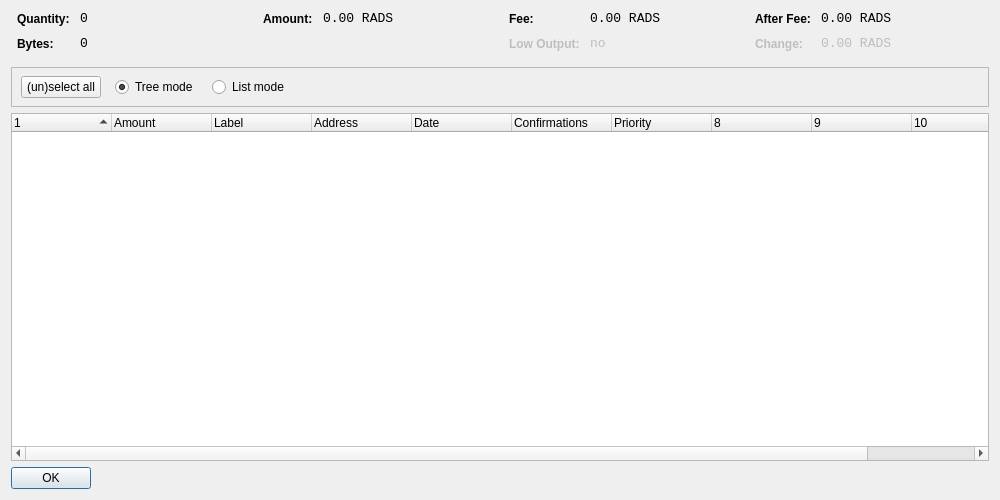
First picture: the form in src/qt/forms/coincontroldialog.ui, repository RadiumCore/radium-0.11, before the edit.
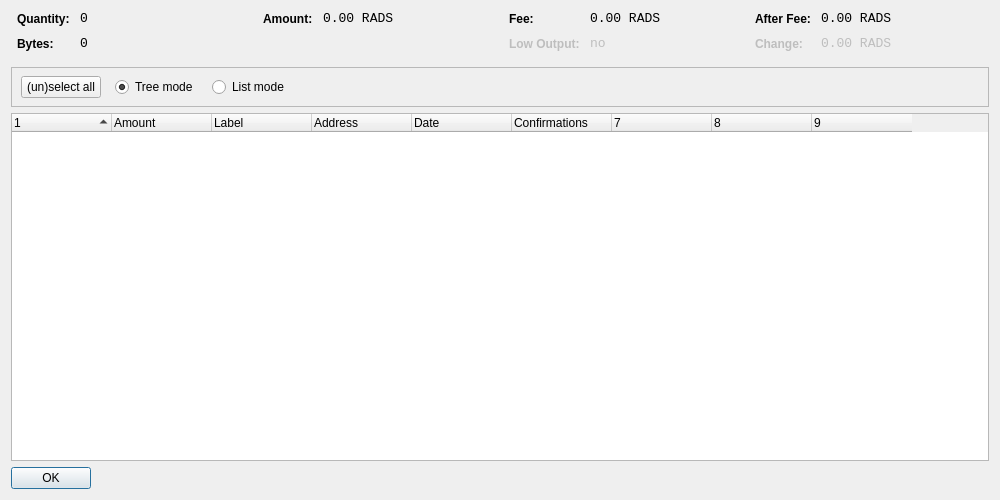
Second picture: the form after the edit. Custom widgets are drawn as their Qt base class.

Diff of the .ui file:
```diff
--- a/src/qt/forms/coincontroldialog.ui
+++ b/src/qt/forms/coincontroldialog.ui
@@ -419,8 +419,11 @@
       <bool>false</bool>
      </property>
      <property name="columnCount">
-      <number>11</number>
+      <number>9</number>
      </property>
+     <attribute name="headerDefaultSectionSize">
+      <number>100</number>
+     </attribute>
      <attribute name="headerShowSortIndicator" stdset="0">
       <bool>true</bool>
      </attribute>
@@ -462,27 +465,17 @@
      </column>
      <column>
       <property name="text">
-       <string>Priority</string>
+       <string notr="true">7</string>
       </property>
      </column>
      <column>
       <property name="text">
-       <string/>
+       <string notr="true">8</string>
       </property>
      </column>
      <column>
       <property name="text">
-       <string/>
-      </property>
-     </column>
-     <column>
-      <property name="text">
-       <string/>
-      </property>
-     </column>
-     <column>
-      <property name="text">
-       <string/>
+       <string notr="true">9</string>
       </property>
      </column>
     </widget>
```
Left out of the diff: 2 changed lines with no effect on the pictures.
